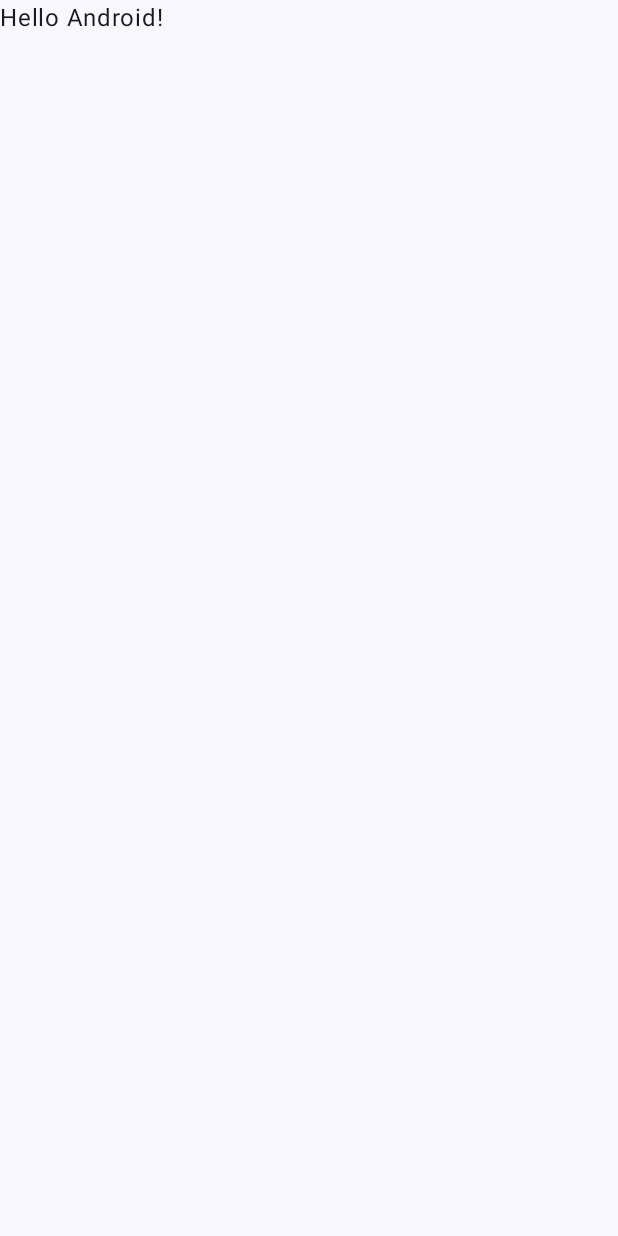
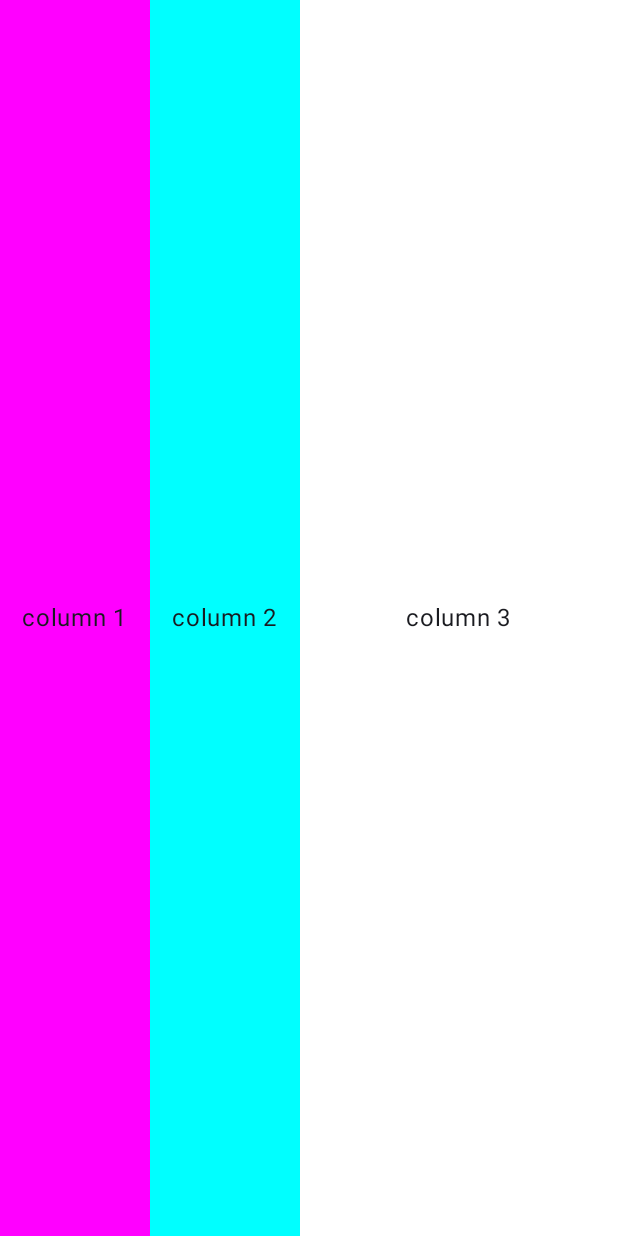
Before and after one commit to jordon753/RecipeTracking, an Android app built with Jetpack Compose: the screen it shows after launch (MainActivity), on a phone screen of 412 x 824 dp. Before the commit the screen is almost empty. Run offline under Robolectric (Android 15) with nearby library versions, the phone set to English and light mode, and no system bars.

Commit message:
Test Layout

```diff
--- a/app/build.gradle.kts
+++ b/app/build.gradle.kts
@@ -6,7 +6,7 @@ plugins {
 
 android {
     namespace = "com.example.recipetracking"
-    compileSdk = 34
+    compileSdk = 35
 
     defaultConfig {
         applicationId = "com.example.recipetracking"
--- a/app/src/main/java/com/example/recipetracking/MainActivity.kt
+++ b/app/src/main/java/com/example/recipetracking/MainActivity.kt
@@ -3,24 +3,33 @@ package com.example.recipetracking
 import android.os.Bundle
 import androidx.activity.ComponentActivity
 import androidx.activity.compose.setContent
-import androidx.activity.enableEdgeToEdge
+import androidx.compose.foundation.background
+import androidx.compose.foundation.layout.Arrangement
+import androidx.compose.foundation.layout.Column
+import androidx.compose.foundation.layout.Row
+import androidx.compose.foundation.layout.fillMaxHeight
 import androidx.compose.foundation.layout.fillMaxSize
+import androidx.compose.foundation.layout.fillMaxWidth
 import androidx.compose.foundation.layout.padding
+import androidx.compose.foundation.layout.width
 import androidx.compose.material3.Scaffold
 import androidx.compose.material3.Text
 import androidx.compose.runtime.Composable
+import androidx.compose.ui.Alignment
 import androidx.compose.ui.Modifier
+import androidx.compose.ui.graphics.Color
 import androidx.compose.ui.tooling.preview.Preview
+import androidx.compose.ui.unit.dp
 import com.example.recipetracking.ui.theme.RecipeTrackingTheme
 
 class MainActivity : ComponentActivity() {
     override fun onCreate(savedInstanceState: Bundle?) {
         super.onCreate(savedInstanceState)
-        enableEdgeToEdge()
+//        enableEdgeToEdge()
         setContent {
             RecipeTrackingTheme {
                 Scaffold(modifier = Modifier.fillMaxSize()) { innerPadding ->
-                    Greeting(
+                    Recipe(
                         name = "Android",
                         modifier = Modifier.padding(innerPadding)
                     )
@@ -30,18 +39,37 @@ class MainActivity : ComponentActivity() {
     }
 }
 
+
 @Composable
-fun Greeting(name: String, modifier: Modifier = Modifier) {
-    Text(
-        text = "Hello $name!",
-        modifier = modifier
-    )
+fun Recipe(name: String, modifier: Modifier = Modifier) {
+    Row(
+        modifier = Modifier.fillMaxSize()
+    ) {
+        Column(modifier = Modifier.fillMaxHeight().width(100.dp).background(Color.Magenta),
+            verticalArrangement = Arrangement.Center,
+            horizontalAlignment = Alignment.CenterHorizontally) {
+            Text(text = "column 1")
+        }
+        Column(modifier = Modifier.fillMaxHeight().width(100.dp).background(Color.Cyan),
+            verticalArrangement = Arrangement.Center,
+            horizontalAlignment = Alignment.CenterHorizontally) {
+            Text(text = "column 2")
+        }
+        Column(modifier = Modifier.fillMaxHeight().fillMaxWidth().background(Color.White),
+            verticalArrangement = Arrangement.Center,
+            horizontalAlignment = Alignment.CenterHorizontally) {
+            Text(text = "column 3")
+        }
+
+    }
 }
+
+
 
 @Preview(showBackground = true)
 @Composable
 fun GreetingPreview() {
     RecipeTrackingTheme {
-        Greeting("Android")
+        Recipe("Android")
     }
 }
```
